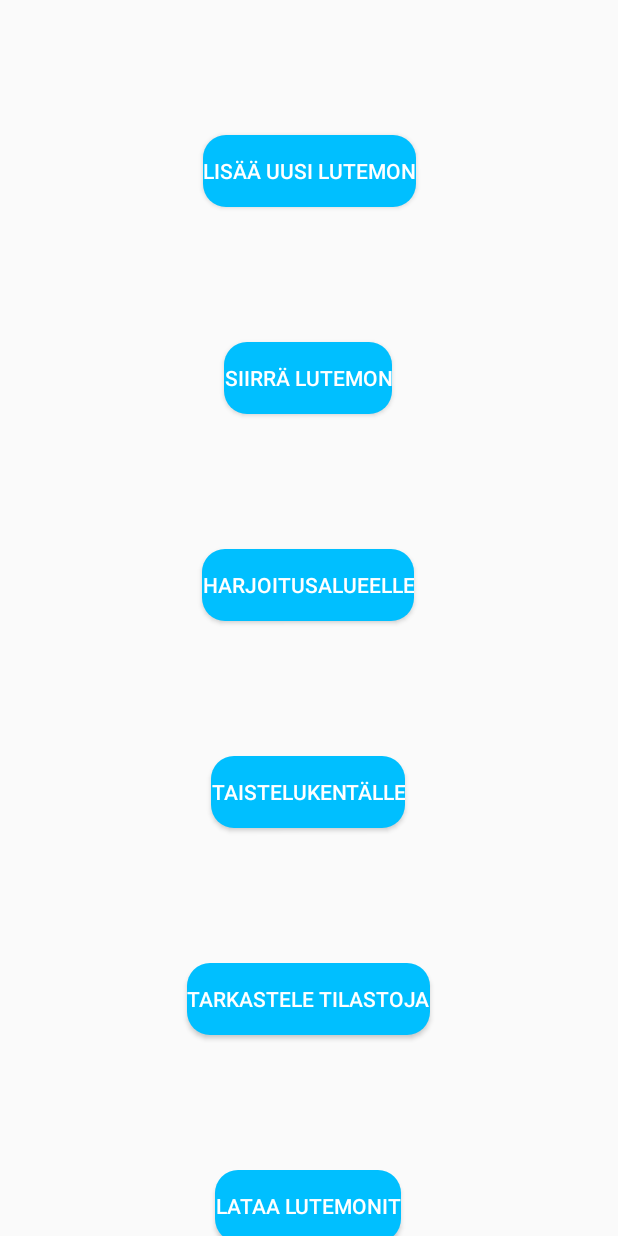
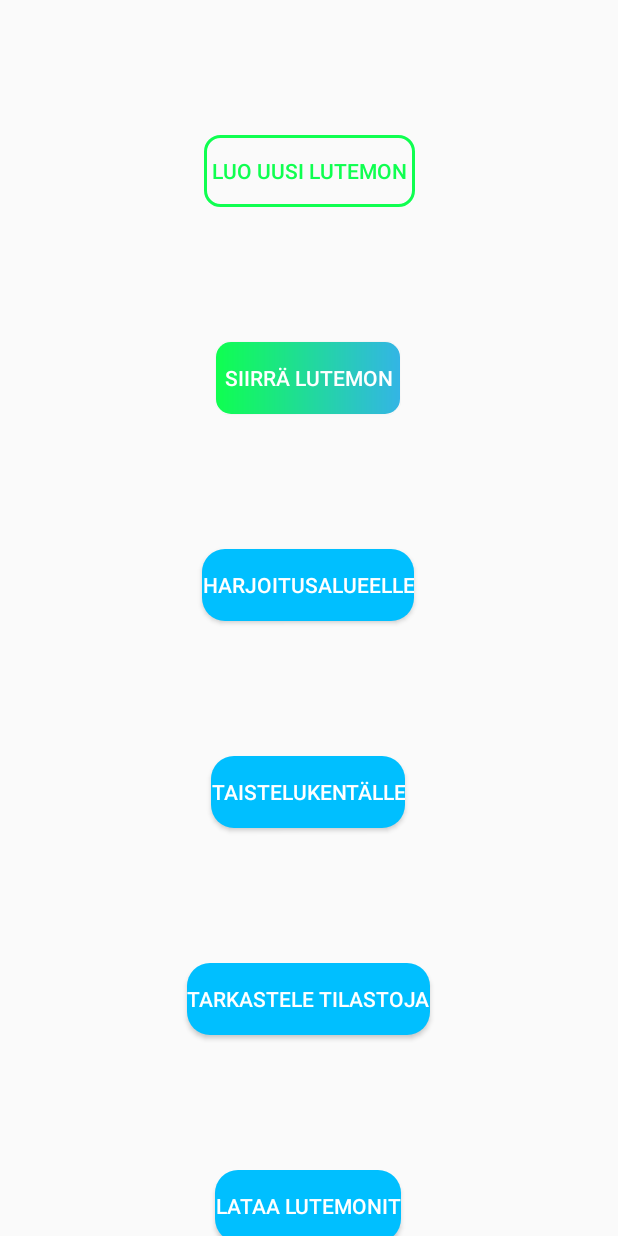
Before and after one commit to antti-kuru/LutemonFighter, an Android app: the screen it shows after launch (MainActivity), on a phone screen of 412 x 824 dp. Run offline under Robolectric (Android 15) with nearby library versions, the phone set to English and light mode, and no system bars.

Commit message:
Fighting ready + some random color tests

```diff
--- /dev/null
+++ b/app/src/main/res/drawable/multicolored_button.xml
@@ -0,0 +1,9 @@
+<?xml version="1.0" encoding="utf-8"?>
+<shape xmlns:android="http://schemas.android.com/apk/res/android"
+    android:shape="rectangle">
+
+    <gradient android:startColor="#0FFF50" android:endColor="@android:color/holo_blue_light" android:type="linear" />
+
+    <corners android:radius="10dp" />
+
+</shape>
--- /dev/null
+++ b/app/src/main/res/drawable/outlined_rounded_button.xml
@@ -0,0 +1,11 @@
+<?xml version="1.0" encoding="utf-8"?>
+<shape xmlns:android="http://schemas.android.com/apk/res/android"
+    android:shape="rectangle">
+
+    <stroke
+        android:width="2dp"
+        android:color="#0FFF50" />
+
+    <corners android:radius="10dp" />
+
+</shape>
--- a/app/src/main/res/layout/activity_main.xml
+++ b/app/src/main/res/layout/activity_main.xml
@@ -15,11 +15,13 @@
             android:layout_width="wrap_content"
             android:layout_height="wrap_content"
             android:layout_marginTop="90dp"
-            android:background="@drawable/blue_rounded_buttons"
+            android:background="@drawable/outlined_rounded_button"
             android:onClick="switchToAddLutemon"
-            android:text="Lisää uusi Lutemon"
-            android:textColor="@android:color/white"
+            android:text="Luo uusi Lutemon"
+            android:textColor="#0FFF50"
             android:textSize="14sp"
+            android:paddingLeft="5dp"
+            android:paddingRight="5dp"
             app:layout_constraintEnd_toEndOf="parent"
             app:layout_constraintStart_toStartOf="parent"
             app:layout_constraintTop_toTopOf="parent" />
@@ -29,11 +31,13 @@
             android:layout_width="wrap_content"
             android:layout_height="wrap_content"
             android:layout_marginTop="90dp"
-            android:background="@drawable/blue_rounded_buttons"
+            android:background="@drawable/multicolored_button"
             android:onClick="switchToMoveLutemon"
             android:text="Siirrä lutemon"
             android:textColor="@android:color/white"
             android:textSize="14sp"
+            android:paddingLeft="5dp"
+            android:paddingRight="5dp"
             app:layout_constraintEnd_toEndOf="parent"
             app:layout_constraintHorizontal_bias="0.498"
             app:layout_constraintStart_toStartOf="parent"
```
Also changed, not shown: app/src/main/java/com/example/lutemonfighter/BattleFieldActivity.java (+22 -6 lines), app/src/main/java/com/example/lutemonfighter/Lutemon.java (+5 -3 lines), app/src/main/res/drawable/blue_rounded_buttons.xml (+4 -3 lines), app/src/main/res/layout/training_view.xml (+9 -6 lines).
